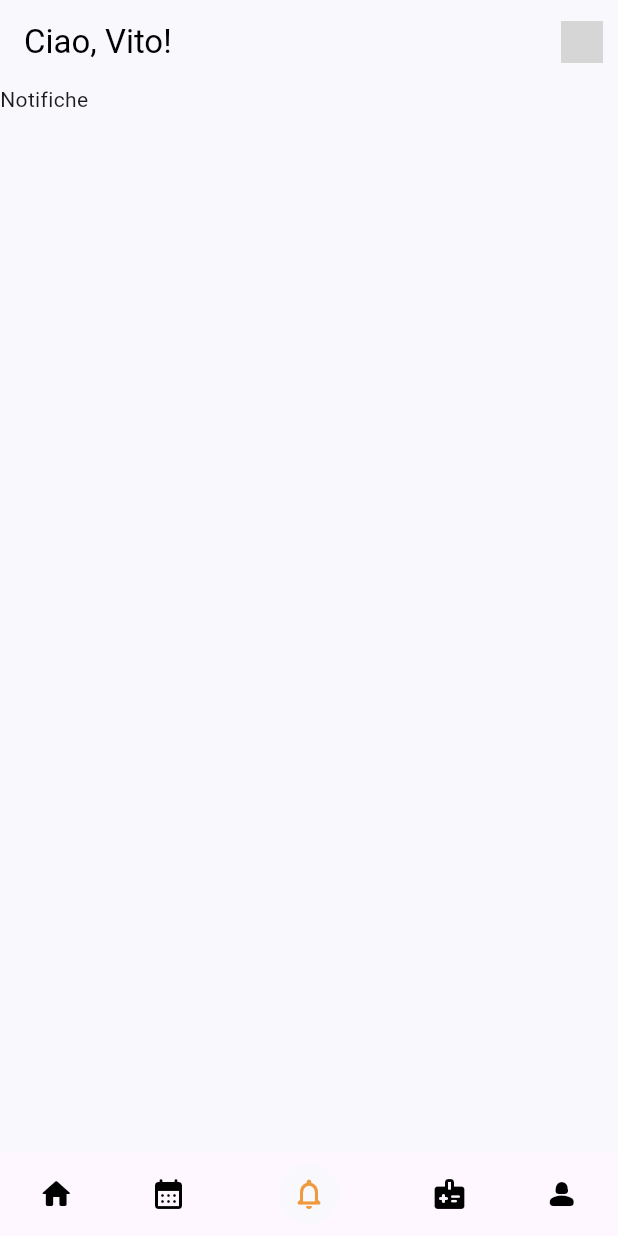
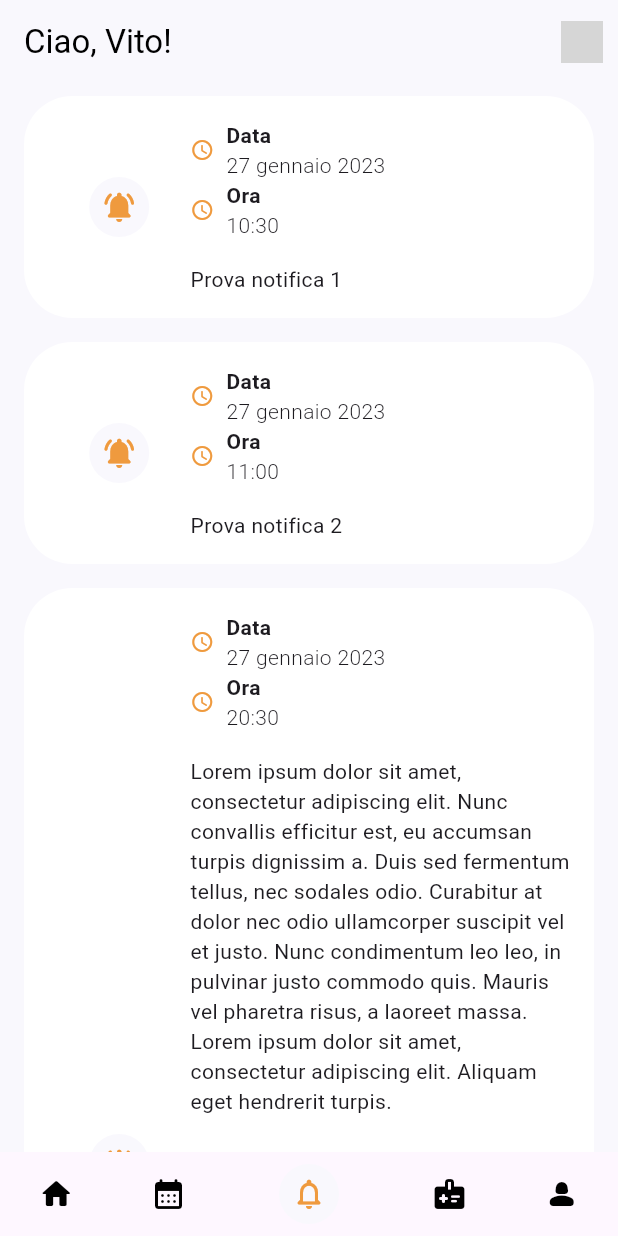
Before and after one commit to C01-GlucoseGuardian/mobileApp, a Flutter app: the screen it shows after launch, item 3 of the bottom bar chosen, on a phone screen of 412 x 824 dp. Run offline on Flutter 3.47's test engine with Material 2 defaults, Android fonts, the phone set to English and light mode, and no system bars; drawn by our look-alikes of flutter_slidable; our stand-ins replace email_validator, fl_chart, flutter_otp_text_field, flutter_svg; missing offline and left inert: passwordfield; grey boxes are pictures that could not be loaded.

Commit message:
Add notifications screen implementation
Missing read notification implementation

```diff
--- a/lib/_mock_data.dart
+++ b/lib/_mock_data.dart
@@ -1,6 +1,7 @@
 import 'package:flutter/material.dart';
 import 'package:glucose_guardian/models/farmaco.dart';
 import 'package:glucose_guardian/models/measurement.dart';
+import 'package:glucose_guardian/models/notifica.dart';
 import 'package:glucose_guardian/models/user.dart';
 
 User kMockUser = User("Vito", "Piegari");
@@ -35,3 +36,24 @@ List<Farmaco> kMockFarmaci = [
   Farmaco("Farmaco di nome huehgiufka", const TimeOfDay(hour: 22, minute: 30),
       "12 kg", "Endovenosa"),
 ];
+
+String loremIpsum1024Characters =
+    """Lorem ipsum dolor sit amet, consectetur adipiscing elit. Nunc convallis efficitur est, eu accumsan turpis dignissim a. Duis sed fermentum tellus, nec sodales odio. Curabitur at dolor nec odio ullamcorper suscipit vel et justo. Nunc condimentum leo leo, in pulvinar justo commodo quis. Mauris vel pharetra risus, a laoreet massa. Lorem ipsum dolor sit amet, consectetur adipiscing elit. Aliquam eget hendrerit turpis.
+
+Sed turpis diam, rutrum at libero vel, vehicula tempus nisi. Quisque porttitor id purus vitae efficitur. Nam porttitor quis est a dignissim. Sed at dictum lacus, a accumsan urna. Etiam nec tortor odio. Quisque pellentesque semper suscipit. Orci varius natoque penatibus et magnis dis parturient montes, nascetur ridiculus mus. Vestibulum fermentum lorem efficitur est ultrices, et elementum lorem tincidunt. Class aptent taciti sociosqu ad litora torquent per conubia nostra, per inceptos himenaeos. Ut nec elit nec urna sodales consequat eget sit amet tellus. Duis eu turpis ante. Nullam non elit tincidunt.
+
+""";
+
+List<Notifica> kMockNotifiche = [
+  Notifica("Prova notifica 1", DateTime(2023, 1, 27), TimeOfDay.now(),
+      StatoNotifica.received),
+  Notifica("Prova notifica 2", DateTime(2023, 1, 27),
+      const TimeOfDay(hour: 11, minute: 00), StatoNotifica.received),
+  Notifica(loremIpsum1024Characters, DateTime(2023, 1, 27),
+      const TimeOfDay(hour: 20, minute: 30), StatoNotifica.received),
+  Notifica(
+      "Prova notifica 4 con testo moolto lungo e una parola luuuuuuuuuuuuuuuuuuuuuuuuuuuuuuuuuuuuuunghissima. ",
+      DateTime(2023, 1, 27),
+      const TimeOfDay(hour: 22, minute: 30),
+      StatoNotifica.dismissed),
+];
--- a/lib/screens/paziente_home.dart
+++ b/lib/screens/paziente_home.dart
@@ -10,6 +10,7 @@ import 'package:glucose_guardian/constants/general.dart';
 import 'package:glucose_guardian/models/measurement.dart';
 import 'package:glucose_guardian/models/user.dart';
 import 'package:glucose_guardian/screens/paziente_agenda.dart';
+import 'package:glucose_guardian/screens/paziente_notifiche.dart';
 import 'package:provider/provider.dart';
 
 final GlobalKey<NavigatorState> homeNavigatorKey = GlobalKey<NavigatorState>();
@@ -91,7 +92,9 @@ class PazienteHome extends StatelessWidget {
                 );
               case 'notifiche':
                 return MaterialPageRoute(
-                  builder: (_) => const Text("Notifiche"),
+                  builder: (_) => PazienteNotifiche(
+                    notifications: kMockNotifiche,
+                  ),
                 );
               case 'dottore':
                 return MaterialPageRoute(
--- /dev/null
+++ b/lib/screens/paziente_notifiche.dart
@@ -0,0 +1,135 @@
+import 'package:flutter/material.dart';
+import 'package:flutter_slidable/flutter_slidable.dart';
+import 'package:glucose_guardian/constants/colors.dart';
+import 'package:glucose_guardian/constants/general.dart';
+import 'package:glucose_guardian/models/notifica.dart';
+import 'package:intl/intl.dart';
+
+class PazienteNotifiche extends StatelessWidget {
+  final List<Notifica> notifications;
+
+  const PazienteNotifiche({super.key, required this.notifications});
+
+  @override
+  Widget build(BuildContext context) {
+    return ListView.builder(
+      itemCount: notifications.length,
+      itemBuilder: (context, index) => NotificationCard(
+        notification: notifications[index],
+      ),
+    );
+  }
+}
+
+class NotificationCard extends StatelessWidget {
+  final Notifica notification;
+
+  const NotificationCard({super.key, required this.notification});
+
+  @override
+  Widget build(BuildContext context) {
+    return Slidable(
+      enabled: true,
+      endActionPane: ActionPane(motion: const ScrollMotion(), children: [
+        SlidableAction(
+          borderRadius:
+              const BorderRadius.horizontal(right: Radius.circular(16)),
+          autoClose: true,
+          onPressed: (ctx) {},
+          backgroundColor: kBackgroundColor,
+          foregroundColor: Theme.of(context).primaryColor,
+          icon: Icons.check,
+          label: 'Letto',
+        ),
+      ]),
+      child: Container(
+        width: double.infinity,
+        margin: const EdgeInsets.symmetric(horizontal: 16, vertical: 8),
+        padding: const EdgeInsets.all(16),
+        decoration: BoxDecoration(
+          color: Colors.white,
+          borderRadius: BorderRadius.circular(32),
+        ),
+        child: Row(
+          children: [
+            const Expanded(
+              flex: 3,
+              child: Center(
+                child: CircleAvatar(
+                  backgroundColor: kBackgroundColor,
+                  foregroundColor: kOrangePrimary,
+                  child: Icon(Icons.notifications_active_rounded),
+                ),
+              ),
+            ),
+            Expanded(
+              flex: 8,
+              child: Column(
+                crossAxisAlignment: CrossAxisAlignment.start,
+                children: [
+                  _buildInfoWidget(
+                    context,
+                    "Data",
+                    DateFormat("dd MMMM yyyy", 'it').format(notification.date),
+                    Icons.access_time_rounded,
+                  ),
+                  _buildInfoWidget(
+                    context,
+                    "Ora",
+                    formatTime(notification.time),
+                    Icons.access_time_rounded,
+                  ),
+                  const SizedBox(
+                    height: 16,
+                  ),
+                  Text(notification.message),
+                ],
+              ),
+            )
+          ],
+        ),
+      ),
+    );
+  }
+
+  Row _buildInfoWidget(
+      BuildContext context, String text, String subtitle, IconData? icon,
+      {Widget? iconAlt}) {
+    return Row(
+      mainAxisAlignment: MainAxisAlignment.start,
+      crossAxisAlignment: CrossAxisAlignment.center,
+      mainAxisSize: MainAxisSize.max,
+      children: [
+        icon != null
+            ? Icon(
+                icon,
+                size: 16,
+                color: Theme.of(context).primaryColor,
+              )
+            : iconAlt!,
+        const Padding(
+          padding: EdgeInsets.only(left: 8),
+        ),
+        Column(
+          mainAxisAlignment: MainAxisAlignment.center,
+          crossAxisAlignment: CrossAxisAlignment.start,
+          children: [
+            Text(
+              text,
+              maxLines: 2,
+              style: const TextStyle(
+                fontWeight: FontWeight.w600,
+              ),
+            ),
+            Text(
+              subtitle,
+              style: const TextStyle(
+                fontWeight: FontWeight.w300,
+              ),
+            ),
+          ],
+        )
+      ],
+    );
+  }
+}
```
